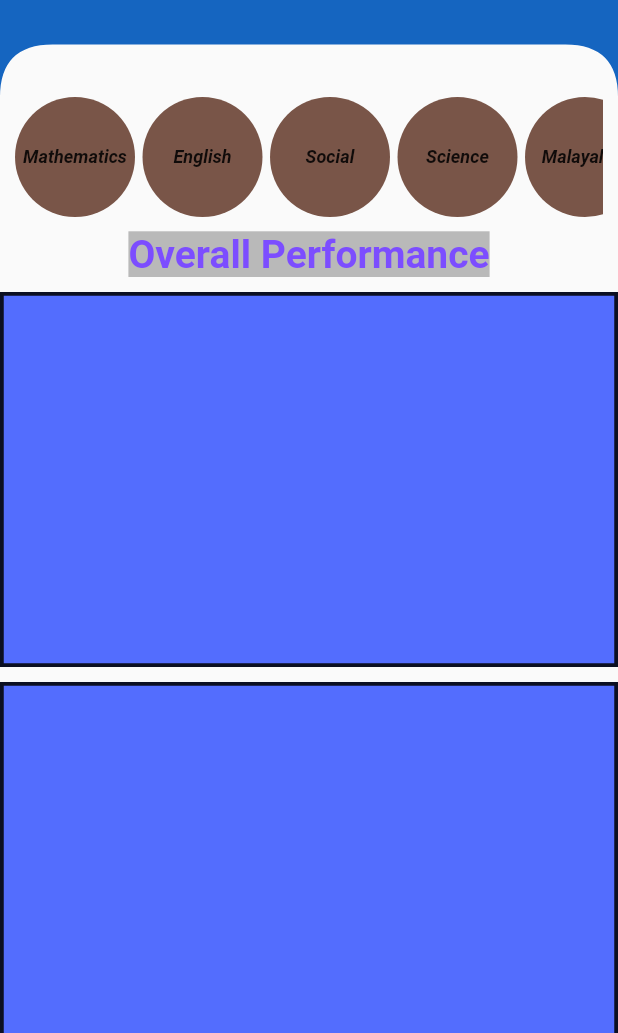
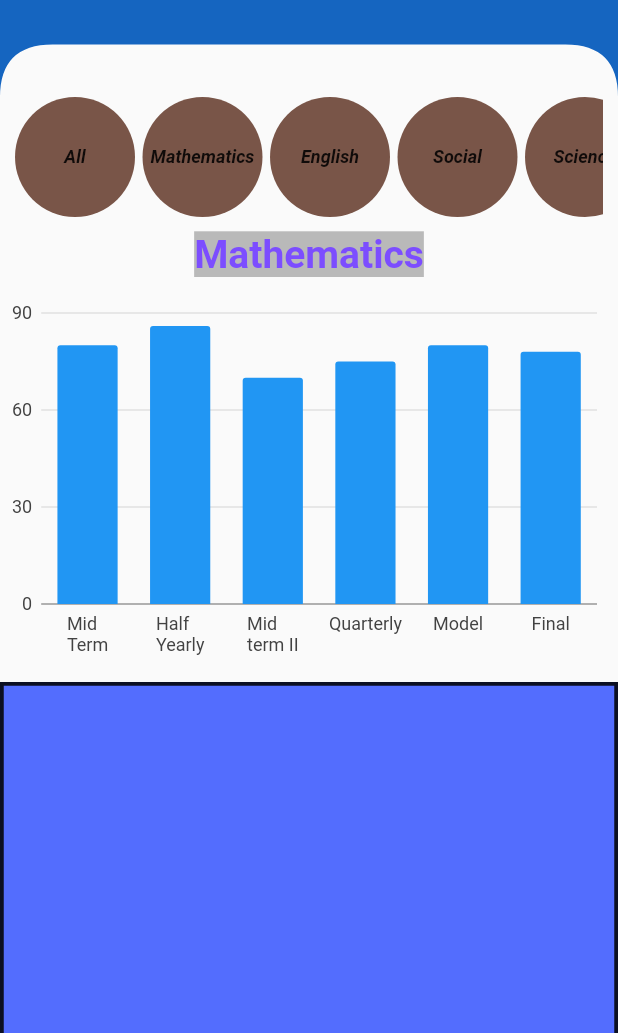
Before and after one commit to jijo0465/parent_app, a Flutter app: the ResultScreen screen opened by its route, after a tap on "Mathematics", on a phone screen of 412 x 824 dp, the part 203-1236 px from its top. Run offline on Flutter 3.47's test engine with Material 2 defaults, Android fonts, the phone set to English and light mode, and no system bars; our stand-ins replace charts_flutter, shared_preferences; missing offline and left inert: dart:ffi; accounts and stored records are empty; Roboto replaces fonts that are missing (Montserrat).

Commit message:
Graph Added

```diff
--- /dev/null
+++ b/lib/components/digi_graph_chart.dart
@@ -0,0 +1,123 @@
+import 'package:flutter/cupertino.dart';
+import 'package:charts_flutter/flutter.dart' as charts;
+
+// class Chart extends StatelessWidget {
+//   //const ({Key key}) : super(key: key);
+
+//   @override
+//   Widget build(BuildContext context) {
+//     return Container(
+//       child : SfCartesianChart(
+//             primaryXAxis: CategoryAxis(),
+//             // Chart title
+//             title: ChartTitle(text: 'Half yearly sales analysis'),
+//             // Enable legend
+//             legend: Legend(isVisible: true),
+//             // Enable tooltip
+//             tooltipBehavior: TooltipBehavior(enable: true),
+//             series: <ChartSeries<SalesData, String>>[
+//               LineSeries<SalesData, String>(
+//                   dataSource: <SalesData>[
+//                     SalesData('Jan', 35),
+//                     SalesData('Feb', 28),
+//                     SalesData('Mar', 34),
+//                     SalesData('Apr', 32),
+//                     SalesData('May', 40)
+//                   ],
+//                   xValueMapper: (SalesData sales, _) => sales.year,
+//                   yValueMapper: (SalesData sales, _) => sales.sales,
+//                   // Enable data label
+//                   dataLabelSettings: DataLabelSettings(isVisible: true)
+//               )
+//             ]
+//         ),
+//     );
+//   }
+// }
+
+// class SalesData {
+//   SalesData(this.year, this.sales);
+
+//   final String year;
+//   final double sales;
+//
+class Charts extends StatelessWidget{
+  final int index;
+  Charts({Key key, this.index}) : super(key: key);
+  List<charts.Series<MarksAnalysis, String>> seriesList;
+  _createSampleData() {
+    var data = [[
+      new MarksAnalysis(1, 65,'Mid-\nTerm'),
+      new MarksAnalysis(2, 80,'Half\nYearly'),
+      new MarksAnalysis(3, 75,'Mid\nterm II'),
+      new MarksAnalysis(4, 70,'Quarterly'),
+      new MarksAnalysis(5, 88,'Model'),
+      new MarksAnalysis(6, 85, 'Final')],
+      [new MarksAnalysis(1, 80,'Mid\nTerm'),
+      new MarksAnalysis(2, 86,'Half\nYearly'),
+      new MarksAnalysis(3, 70,'Mid\nterm II'),
+      new MarksAnalysis(4, 75,'Quarterly'),
+      new MarksAnalysis(5, 80,'Model'),
+      new MarksAnalysis(6, 78,'Final')],
+      [new MarksAnalysis(1, 90,'Mid\nTerm'),
+      new MarksAnalysis(2, 80,'Half\nYearly'),
+      new MarksAnalysis(3, 65,'Mid\nterm II'),
+      new MarksAnalysis(4, 80,'Quarterly'),
+      new MarksAnalysis(5, 85,'Model'),
+      new MarksAnalysis(6, 96,'Final')],
+      [new MarksAnalysis(1, 70,'Mid\nTerm'),
+      new MarksAnalysis(2, 80,'Half\nYearly'),
+      new MarksAnalysis(3, 94,'Mid\nterm II'),
+      new MarksAnalysis(4, 78,'Quarterly'),
+      new MarksAnalysis(5, 88,'Model'),
+      new MarksAnalysis(6, 75,'Final')],
+      [new MarksAnalysis(1, 85,'Mid\nTerm'),
+      new MarksAnalysis(2, 45,'Half\nYearly'),
+      new MarksAnalysis(3, 75,'Mid\nterm II'),
+      new MarksAnalysis(4, 60,'Quarterly'),
+      new MarksAnalysis(5, 80,'Model'),
+      new MarksAnalysis(6, 70,'Final')],
+      [new MarksAnalysis(1, 70,'Mid\nTerm'),
+      new MarksAnalysis(2, 73,'Half\nYearly'),
+      new MarksAnalysis(3, 75,'Mid\nterm II'),
+      new MarksAnalysis(4, 75,'Quarterly'),
+      new MarksAnalysis(5, 80,'Model'),
+      new MarksAnalysis(6, 78,'Final')],
+      [new MarksAnalysis(1, 85,'Mid\nTerm'),
+      new MarksAnalysis(2, 80,'Half\nYearly'),
+      new MarksAnalysis(3, 60,'Mid\nterm II'),
+      new MarksAnalysis(4, 85,'Quarterly'),
+      new MarksAnalysis(5, 90,'Model'),
+      new MarksAnalysis(6, 88,'Final')]
+    ];
+    seriesList.add(charts.Series<MarksAnalysis, String>(
+      id: 'Marks %',
+      colorFn: (_, __) => charts.MaterialPalette.blue.shadeDefault,
+      domainFn: (MarksAnalysis totalPercent, _) => totalPercent.name,
+      measureFn: (MarksAnalysis totalPercent, _) => totalPercent.totalPercent,
+      data: data.elementAt(index),
+    ));
+  }
+
+  @override
+  Widget build(BuildContext context) {
+    seriesList = List<charts.Series<MarksAnalysis, String>>();
+    _createSampleData();
+    // TODO: implement build
+    return Container(
+        child: charts.BarChart(
+      seriesList,
+      //layoutConfig: ,
+      animate: true,
+      animationDuration: Duration(milliseconds: 400),
+    ));
+  }
+}
+
+/// Sample ordinal data type.
+class MarksAnalysis {
+  final int exam;
+  final int totalPercent;
+  final String name;
+  MarksAnalysis(this.exam, this.totalPercent, this.name);
+}
--- a/lib/components/digi_subject_bar.dart
+++ b/lib/components/digi_subject_bar.dart
@@ -1,11 +1,15 @@
+import 'dart:ffi';
+
 import 'package:flutter/material.dart';
 
 class DigiSubjectBar extends StatelessWidget {
-  const DigiSubjectBar({Key key, this.index}) : super(key: key);
+  final VoidCallback onPressed;
+  const DigiSubjectBar({Key key, this.index, this.onPressed}) : super(key: key);
 
   final int index;
   static List<Map<String,String>> subjects = [
-    {'no':'0','sub':'Mathematics'},
+    {'no':'0','sub':'All'},
+    {'no':'1','sub':'Mathematics'},
     {'no':'1','sub':'English'},
     {'no':'2','sub':'Social'},
     {'no':'3','sub':'Science'},
@@ -16,9 +20,7 @@ class DigiSubjectBar extends StatelessWidget {
   @override
   Widget build(BuildContext context) {
     return GestureDetector(
-        onTap: (){
-            //Individual Subject Performance as per selection from Parent
-        },
+        onTap: onPressed,
         child:Container(
           width: 80,
           height: 80,
@@ -34,9 +36,9 @@ class DigiSubjectBar extends StatelessWidget {
               fontSize: 20,
               fontWeight: FontWeight.bold,
               fontStyle: FontStyle.italic),
-          textScaleFactor: 0.60,
-          textAlign: TextAlign.center,
-          overflow: TextOverflow.fade,
+            textScaleFactor: 0.60,
+            textAlign: TextAlign.center,
+            overflow: TextOverflow.fade,
         )));
   }
 }
--- a/lib/redirect.dart
+++ b/lib/redirect.dart
@@ -15,7 +15,8 @@ class Redirect extends StatefulWidget {
 
 class _RedirectState extends State<Redirect> {
   bool _loginStatus = false;
-
+  // GetIt locator =  GetIt();
+  // LoginState loginState = locator<>();
   @override
   void initState() {
     super.initState();
--- a/lib/screens/result_screen.dart
+++ b/lib/screens/result_screen.dart
@@ -1,10 +1,30 @@
 import 'package:flutter/material.dart';
 import 'package:parent_app/components/digi_appbar.dart';
 import 'package:parent_app/components/digi_subject_bar.dart';
+import 'package:parent_app/components/digi_graph_chart.dart';
 
-class ResultScreen extends StatelessWidget {
+enum Subjects { All, Mathematics, English, Social, Science, Malayalam, Hindi }
+
+class ResultScreen extends StatefulWidget {
   const ResultScreen({Key key}) : super(key: key);
 
+  @override
+  _ResultScreenState createState() => _ResultScreenState();
+}
+
+class _ResultScreenState extends State<ResultScreen> {
+  Subjects selectedSubject = Subjects.All;
+  static List<String> titleList = [
+    'Overall Performance',
+    'Mathematics',
+    'English',
+    'Social',
+    'Science',
+    'Malayalam',
+    'Hindi'
+  ];
+  String title = titleList.first;
+  int subjectIndex=0;
   @override
   Widget build(BuildContext context) {
     return Scaffold(
@@ -26,8 +46,57 @@ class ResultScreen extends StatelessWidget {
                   scrollDirection: Axis.horizontal,
                   child: Row(
                     mainAxisAlignment: MainAxisAlignment.center,
-                    children: List.generate(6, (index) {
-                      return DigiSubjectBar(index: index);
+                    children: List.generate(7, (index) {
+                      return DigiSubjectBar(
+                        index: index,
+                        onPressed: () {
+                          title = titleList.elementAt(index);
+                          switch (index) {
+                            case 0:
+                              setState(() {
+                                selectedSubject = Subjects.All;
+                                subjectIndex=0;
+                              });
+                              break;
+                            case 1:
+                              setState(() {
+                                selectedSubject = Subjects.Mathematics;
+                                subjectIndex=1;
+                              });
+                              break;
+                            case 2:
+                              setState(() {
+                                selectedSubject = Subjects.English;
+                                subjectIndex=2;
+                              });
+                              break;
+                            case 3:
+                              setState(() {
+                                selectedSubject = Subjects.Social;
+                                subjectIndex=3;
+                              });
+                              break;
+                            case 4:
+                              setState(() {
+                                selectedSubject = Subjects.Science;
+                                subjectIndex=4;
+                              });
+                            break;
+                            case 5:
+                              setState(() {
+                                selectedSubject = Subjects.Malayalam;
+                                subjectIndex=5;
+                              });
+                            break;
+                            case 6:
+                              setState(() {
+                                selectedSubject = Subjects.Hindi;
+                                subjectIndex=6;
+                              });
+                            break;
+                          }
+                        },
+                      );
                     }),
                   ))),
           Container(
@@ -35,7 +104,7 @@ class ResultScreen extends StatelessWidget {
               height: 30,
               alignment: Alignment.topCenter,
               child: Text(
-                'Overall Performance',
+                title,
                 style: TextStyle(
                     fontSize: 26,
                     fontWeight: FontWeight.bold,
@@ -46,10 +115,14 @@ class ResultScreen extends StatelessWidget {
             margin: EdgeInsets.only(top: 10),
             height: 250,
             width: (MediaQuery.of(context).size.width) - 20,
-            decoration: BoxDecoration(
-                color: Colors.indigoAccent,
-                shape: BoxShape.rectangle,
-                border: Border.all(color: Colors.black87, width: 2.5)),
+            child: Container(
+                width: MediaQuery.of(context).size.width,
+                height: 200,
+                child: Charts(index:subjectIndex)),
+            // decoration: BoxDecoration(
+            //     color: Colors.indigoAccent,
+            //     shape: BoxShape.rectangle,
+            //     border: Border.all(color: Colors.black87, width: 2.5)),
           ),
           Container(
             margin: EdgeInsets.only(top: 10),
--- a/pubspec.yaml
+++ b/pubspec.yaml
@@ -27,6 +27,7 @@ dependencies:
   shared_preferences: ^0.5.6+3
   provider: ^4.0.4
   flutter_staggered_grid_view: ^0.2.7
+  charts_flutter: ^0.9.0
 
 dev_dependencies:
   flutter_test:
```
Also changed, not shown: pubspec.lock.
